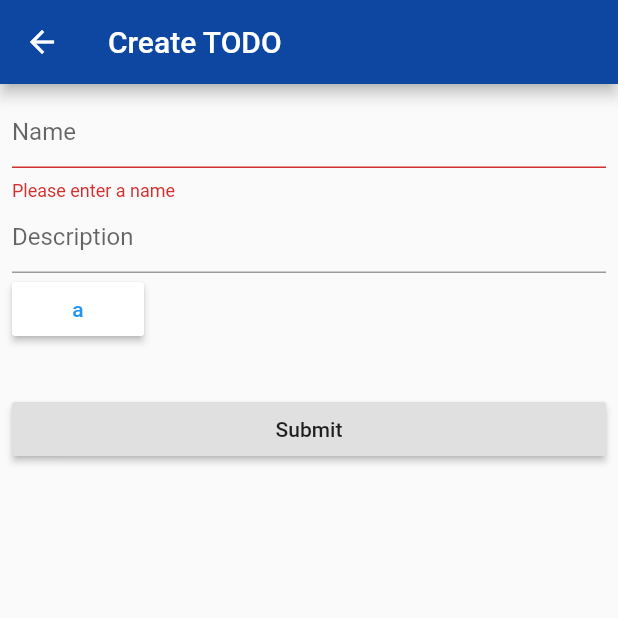
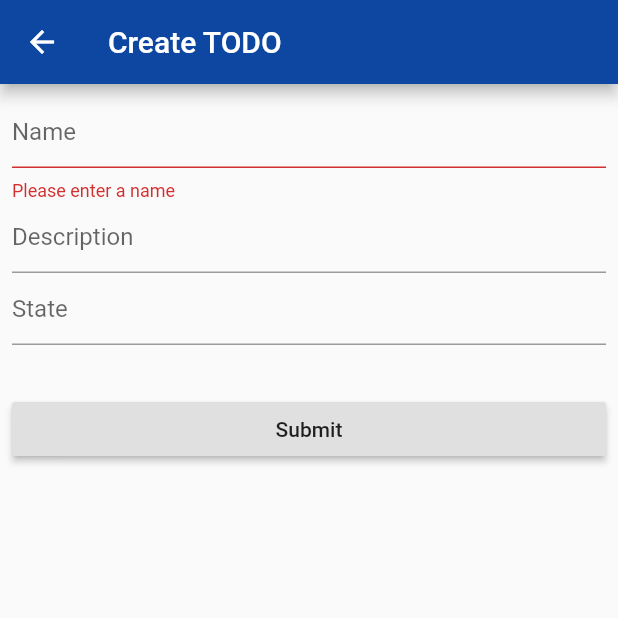
Before and after one commit to kottilabs/Open-TODOs-flutter-frontend, a Flutter app: the TodoForm screen opened directly, after a tap on "Submit", on a phone screen of 412 x 824 dp, the top half of it. Run offline on Flutter 3.47's test engine with Material 2 defaults, Android fonts, the phone set to English and light mode, and no system bars; missing offline and left inert: enum_to_string; network calls fail.

Commit message:
Finish ToDo Form in its first iteration

```diff
--- a/lib/todo_form.dart
+++ b/lib/todo_form.dart
@@ -1,12 +1,17 @@
 import 'package:flutter/cupertino.dart';
 import 'package:flutter/material.dart';
+import 'package:enum_to_string/enum_to_string.dart';
 
-class TodoForm extends StatefulWidget {
-  _TodoFormState createState() => _TodoFormState();
-}
+import 'todo.dart';
 
-class _TodoFormState extends State<TodoForm> {
-  GlobalKey<FormState> _formKey = GlobalKey<FormState>();
+class TodoForm extends StatelessWidget {
+
+  static final GlobalKey<FormState> _formKey = new GlobalKey<FormState>();
+  static final GlobalKey<FormFieldState<String>> _nameKey = new GlobalKey<FormFieldState<String>>();
+  static final GlobalKey<FormFieldState<String>> _descriptionKey = new GlobalKey<FormFieldState<String>>();
+  static final GlobalKey<FormFieldState<String>> _stateKey = new GlobalKey<FormFieldState<String>>();
+
+  var _stateController = TextEditingController(text: EnumToString.parse(Status.TODO));
 
   @override
   Widget build(BuildContext context) {
@@ -23,6 +28,7 @@ class _TodoFormState extends State<TodoForm> {
               crossAxisAlignment: CrossAxisAlignment.start,
               children: <Widget>[
                 TextFormField(
+                  key: _nameKey,
                   decoration: const InputDecoration(
                     hintText: 'Name',
                   ),
@@ -34,17 +40,21 @@ class _TodoFormState extends State<TodoForm> {
                   },
                 ),
                 TextFormField(
+                  key: _descriptionKey,
                   decoration: const InputDecoration(
                     hintText: 'Description',
                   ),
                 ),
-                RaisedButton(
-                  onPressed: () {
+                TextFormField(
+                  controller: _stateController,
+                  key: _stateKey,
+                  decoration: const InputDecoration(
+                    hintText: 'State',
+                  ),
+                  readOnly: true,
+                  onTap: () {
                     _openTodoStatePicker(context);
                   },
-                  child: Text('a'),
-                  color: Colors.white,
-                  textColor: Theme.of(context).accentColor,
                 ),
                 Padding(
                   padding: const EdgeInsets.only(top: 32.0),
@@ -52,10 +62,11 @@ class _TodoFormState extends State<TodoForm> {
                     width: MediaQuery.of(context).size.width,
                     child: RaisedButton(
                       onPressed: () {
-                        // Validate will return true if the form is valid, or false if
-                        // the form is invalid.
                         if (_formKey.currentState.validate()) {
-                          // Process data.
+                          final name = _nameKey.currentState.value;
+                          final description = _descriptionKey.currentState.value;
+                          final state = _stateKey.currentState.value;
+                          Navigator.pop(context);
                         }
                       },
                       child: Text('Submit'),
@@ -72,19 +83,17 @@ class _TodoFormState extends State<TodoForm> {
 
 
   _openTodoStatePicker(BuildContext context) {
-    showCupertinoModalPopup<void>(
+    showCupertinoModalPopup<String>(
       context: context,
       builder: (BuildContext context) {
         return new CupertinoActionSheet(
             message: Text('Choose the status'),
-            actions: <Widget>[
-              CupertinoActionSheetAction(
-                child: Text("A"),
-                onPressed: () {
-                  Navigator.of(context).pop();
-                },
-              ),
-            ],
+            actions: (Status.values.map((status) => CupertinoActionSheetAction(
+              child: Text(EnumToString.parse(status)),
+              onPressed: () {
+                Navigator.of(context).pop(EnumToString.parse(status));
+              },
+            )).toList()),
             cancelButton: CupertinoActionSheetAction(
               child: const Text('Cancel'),
               isDefaultAction: true,
@@ -93,6 +102,8 @@ class _TodoFormState extends State<TodoForm> {
               },
             ));
       },
-    ).then<void>((value) {});
+    ).then<void>((String value) {
+      _stateController.text = value;
+    });
   }
 }
```
